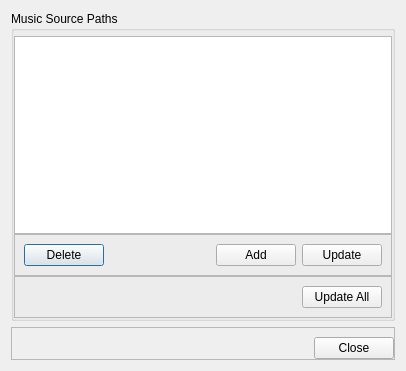
Qt form BreakMusic/databasedialog.ui (OpenKJ/OpenKJ) before a commit.
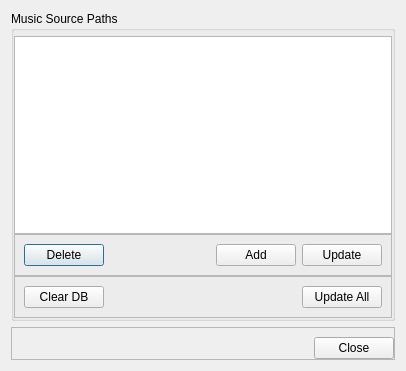
The same form after that commit.

```diff
--- a/BreakMusic/databasedialog.ui
+++ b/BreakMusic/databasedialog.ui
@@ -115,6 +115,13 @@
          <enum>QFrame::Raised</enum>
         </property>
         <layout class="QHBoxLayout" name="horizontalLayout_3">
+         <item>
+          <widget class="QPushButton" name="pushButtonClearDb">
+           <property name="text">
+            <string>Clear DB</string>
+           </property>
+          </widget>
+         </item>
          <item>
           <spacer name="horizontalSpacer_3">
            <property name="orientation">
```
Left out of the diff: 29 changed lines with no effect on the pictures.
